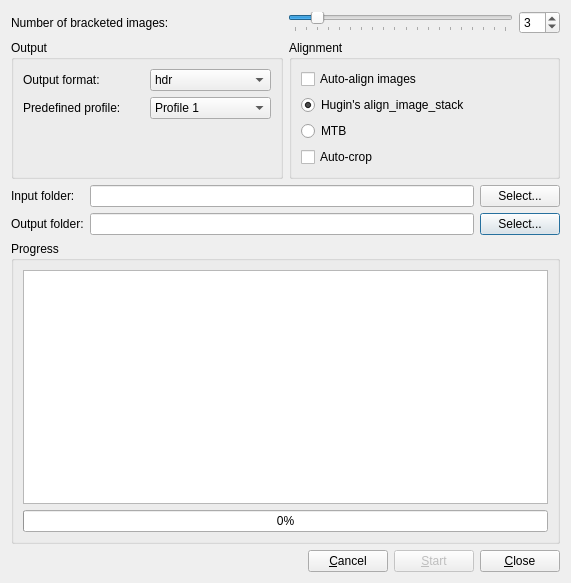
Old version of the form src/BatchHDR/BatchHDRDialog.ui in the repository LuminanceHDR/LuminanceHDR.
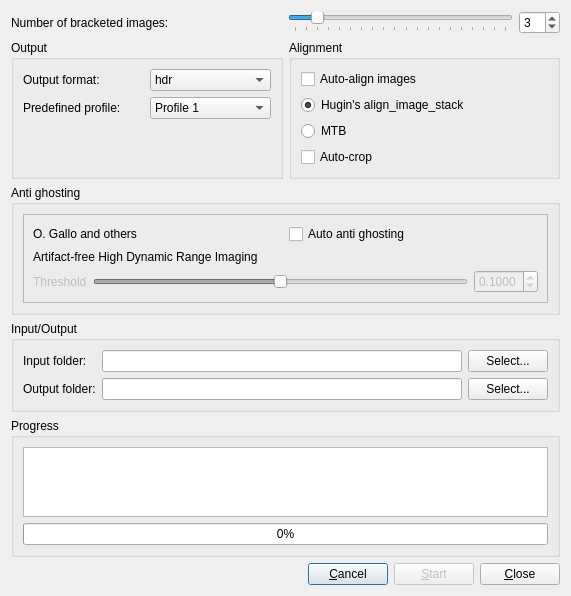
New version of the form. Icons and pictures are not drawn.

Commit message: [BatchHDR]: Back to work with auto ag

```diff
--- a/src/BatchHDR/BatchHDRDialog.ui
+++ b/src/BatchHDR/BatchHDRDialog.ui
@@ -13,12 +13,8 @@
   <property name="windowTitle">
    <string>Batch HDR Dialog</string>
   </property>
-  <layout class="QGridLayout" name="gridLayout_3">
-   <item row="0" column="0">
-    <layout class="QVBoxLayout" name="verticalLayout_2" stretch="0,0">
-     <item>
-      <layout class="QGridLayout" name="gridLayout" rowstretch="0,0,0,0,0,0,0,0,0,0,1">
-       <item row="0" column="0">
+  <layout class="QGridLayout" name="gridLayout_9">
+   <item row="0" column="0" colspan="2">
         <layout class="QHBoxLayout" name="horizontalLayout" stretch="1,1,2,0">
          <item>
           <widget class="QLabel" name="label">
@@ -83,7 +79,10 @@
          </item>
         </layout>
        </item>
-       <item row="2" column="0">
+   <item row="1" column="0">
+    <layout class="QHBoxLayout" name="horizontalLayout_4"/>
+   </item>
+   <item row="2" column="0" colspan="2">
         <layout class="QHBoxLayout" name="horizontalLayout_3" stretch="1,1">
          <item>
           <widget class="QGroupBox" name="groupBox_3">
@@ -273,7 +272,7 @@
          </item>
         </layout>
        </item>
-       <item row="10" column="0">
+   <item row="5" column="0" colspan="2">
         <widget class="QGroupBox" name="groupBox_2">
          <property name="title">
           <string>Progress</string>
@@ -299,10 +298,170 @@
          </layout>
         </widget>
        </item>
-       <item row="1" column="0">
-        <layout class="QHBoxLayout" name="horizontalLayout_4"/>
-       </item>
-       <item row="8" column="0">
+   <item row="6" column="0" colspan="2">
+    <layout class="QHBoxLayout" name="horizontalLayout_6">
+     <item>
+      <spacer name="horizontalSpacer_2">
+       <property name="orientation">
+        <enum>Qt::Horizontal</enum>
+       </property>
+       <property name="sizeHint" stdset="0">
+        <size>
+         <width>40</width>
+         <height>20</height>
+        </size>
+       </property>
+      </spacer>
+     </item>
+     <item>
+      <widget class="QPushButton" name="cancelButton">
+       <property name="text">
+        <string>&amp;Cancel</string>
+       </property>
+      </widget>
+     </item>
+     <item>
+      <widget class="QPushButton" name="startButton">
+       <property name="enabled">
+        <bool>false</bool>
+       </property>
+       <property name="text">
+        <string>&amp;Start</string>
+       </property>
+      </widget>
+     </item>
+     <item>
+      <widget class="QPushButton" name="closeButton">
+       <property name="text">
+        <string>&amp;Close</string>
+       </property>
+      </widget>
+     </item>
+    </layout>
+   </item>
+   <item row="3" column="0" colspan="2">
+    <widget class="QGroupBox" name="groupBox_4">
+     <property name="title">
+      <string>Anti ghosting</string>
+     </property>
+     <layout class="QGridLayout" name="gridLayout_3">
+      <item row="0" column="0">
+       <widget class="QFrame" name="frame_2">
+        <property name="whatsThis">
+         <string>&lt;html&gt;&lt;head/&gt;&lt;body&gt;&lt;p&gt;Here you can activate the auto anti ghosting algorithm, set the threshold value and recompute patches&lt;/p&gt;&lt;/body&gt;&lt;/html&gt;</string>
+        </property>
+        <property name="frameShape">
+         <enum>QFrame::StyledPanel</enum>
+        </property>
+        <property name="frameShadow">
+         <enum>QFrame::Raised</enum>
+        </property>
+        <layout class="QGridLayout" name="gridLayout">
+         <item row="0" column="0" colspan="3">
+          <layout class="QHBoxLayout" name="horizontalLayout_8">
+           <item>
+            <widget class="QLabel" name="label_7">
+             <property name="text">
+              <string>O. Gallo and others</string>
+             </property>
+            </widget>
+           </item>
+           <item>
+            <widget class="QCheckBox" name="autoAG_checkBox">
+             <property name="toolTip">
+              <string>&lt;html&gt;&lt;head/&gt;&lt;body&gt;&lt;p&gt;Enable auto anti ghosting algorithm&lt;/p&gt;&lt;/body&gt;&lt;/html&gt;</string>
+             </property>
+             <property name="text">
+              <string>Auto anti ghosting</string>
+             </property>
+            </widget>
+           </item>
+          </layout>
+         </item>
+         <item row="1" column="0" colspan="2">
+          <layout class="QHBoxLayout" name="horizontalLayout_9">
+           <item>
+            <widget class="QLabel" name="label_8">
+             <property name="text">
+              <string>Artifact-free High Dynamic Range Imaging</string>
+             </property>
+            </widget>
+           </item>
+          </layout>
+         </item>
+         <item row="2" column="0">
+          <widget class="QLabel" name="label_9">
+           <property name="enabled">
+            <bool>false</bool>
+           </property>
+           <property name="text">
+            <string>Threshold</string>
+           </property>
+          </widget>
+         </item>
+         <item row="2" column="1">
+          <widget class="QSlider" name="threshold_horizontalSlider">
+           <property name="enabled">
+            <bool>false</bool>
+           </property>
+           <property name="toolTip">
+            <string>&lt;html&gt;&lt;head/&gt;&lt;body&gt;&lt;p&gt;Threshold used by auto anti ghosting algorithm. A lower threshold means a more agressive processing but that can lower the final dynamic range. Use the &amp;quot;Recompute&amp;quot; button to see the actual patches coverage and adjust the threshold accordingly&lt;/p&gt;&lt;/body&gt;&lt;/html&gt;</string>
+           </property>
+           <property name="maximum">
+            <number>10000</number>
+           </property>
+           <property name="singleStep">
+            <number>1</number>
+           </property>
+           <property name="pageStep">
+            <number>10</number>
+           </property>
+           <property name="value">
+            <number>5000</number>
+           </property>
+           <property name="orientation">
+            <enum>Qt::Horizontal</enum>
+           </property>
+           <property name="tickPosition">
+            <enum>QSlider::NoTicks</enum>
+           </property>
+          </widget>
+         </item>
+         <item row="2" column="2">
+          <widget class="QDoubleSpinBox" name="threshold_doubleSpinBox">
+           <property name="enabled">
+            <bool>false</bool>
+           </property>
+           <property name="toolTip">
+            <string>&lt;html&gt;&lt;head/&gt;&lt;body&gt;&lt;p&gt;Threshold used by auto anti ghosting algorithm. A lower threshold means a more agressive processing but that can lower the final dynamic range. Use the &amp;quot;Recompute&amp;quot; button to see the actual patches coverage and adjust the threshold accordingly&lt;/p&gt;&lt;/body&gt;&lt;/html&gt;</string>
+           </property>
+           <property name="decimals">
+            <number>4</number>
+           </property>
+           <property name="maximum">
+            <double>1.000000000000000</double>
+           </property>
+           <property name="singleStep">
+            <double>0.001000000000000</double>
+           </property>
+           <property name="value">
+            <double>0.100000000000000</double>
+           </property>
+          </widget>
+         </item>
+        </layout>
+       </widget>
+      </item>
+     </layout>
+    </widget>
+   </item>
+   <item row="4" column="0" colspan="2">
+    <widget class="QGroupBox" name="groupBox_5">
+     <property name="title">
+      <string>Input/Output</string>
+     </property>
+     <layout class="QGridLayout" name="gridLayout_8">
+      <item row="0" column="0">
         <layout class="QGridLayout" name="gridLayout_4">
          <item row="1" column="2">
           <widget class="QLineEdit" name="outputLineEdit">
@@ -366,49 +525,7 @@
         </layout>
        </item>
       </layout>
-     </item>
-     <item>
-      <layout class="QHBoxLayout" name="horizontalLayout_6">
-       <item>
-        <spacer name="horizontalSpacer_2">
-         <property name="orientation">
-          <enum>Qt::Horizontal</enum>
-         </property>
-         <property name="sizeHint" stdset="0">
-          <size>
-           <width>40</width>
-           <height>20</height>
-          </size>
-         </property>
-        </spacer>
-       </item>
-       <item>
-        <widget class="QPushButton" name="cancelButton">
-         <property name="text">
-          <string>&amp;Cancel</string>
-         </property>
-        </widget>
-       </item>
-       <item>
-        <widget class="QPushButton" name="startButton">
-         <property name="enabled">
-          <bool>false</bool>
-         </property>
-         <property name="text">
-          <string>&amp;Start</string>
-         </property>
-        </widget>
-       </item>
-       <item>
-        <widget class="QPushButton" name="closeButton">
-         <property name="text">
-          <string>&amp;Close</string>
-         </property>
-        </widget>
-       </item>
-      </layout>
-     </item>
-    </layout>
+    </widget>
    </item>
   </layout>
  </widget>
```
Left out of the diff: 56 changed lines with no effect on the pictures. Lines whose indentation alone changed are shown as unchanged. The commit also changes 18 other files.
